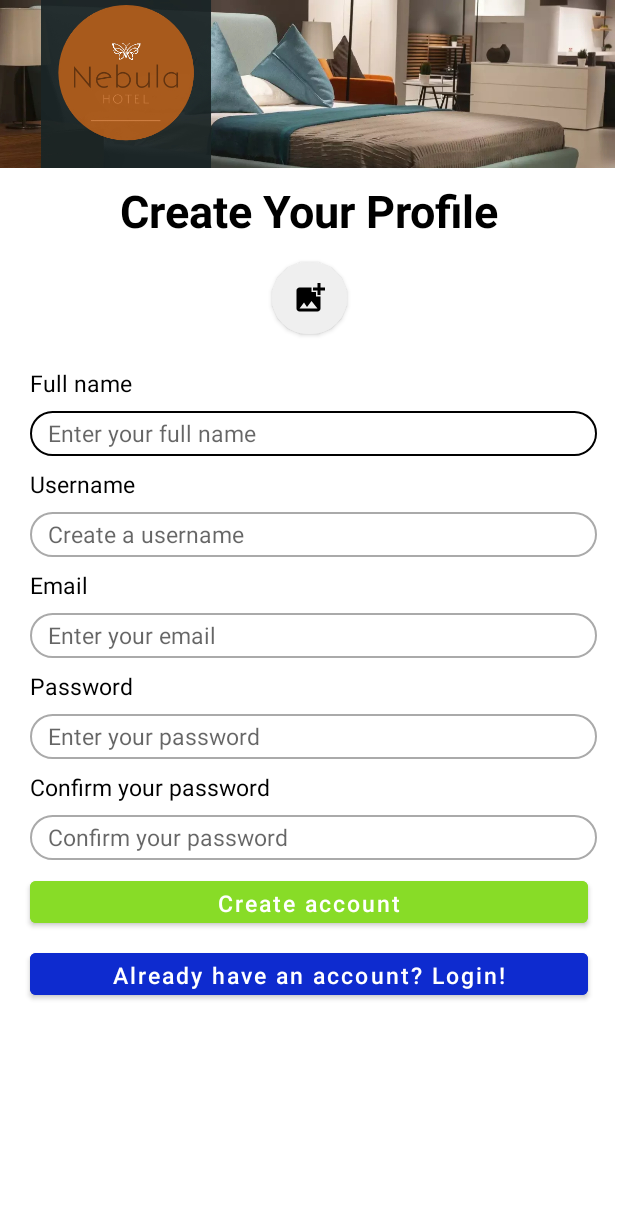
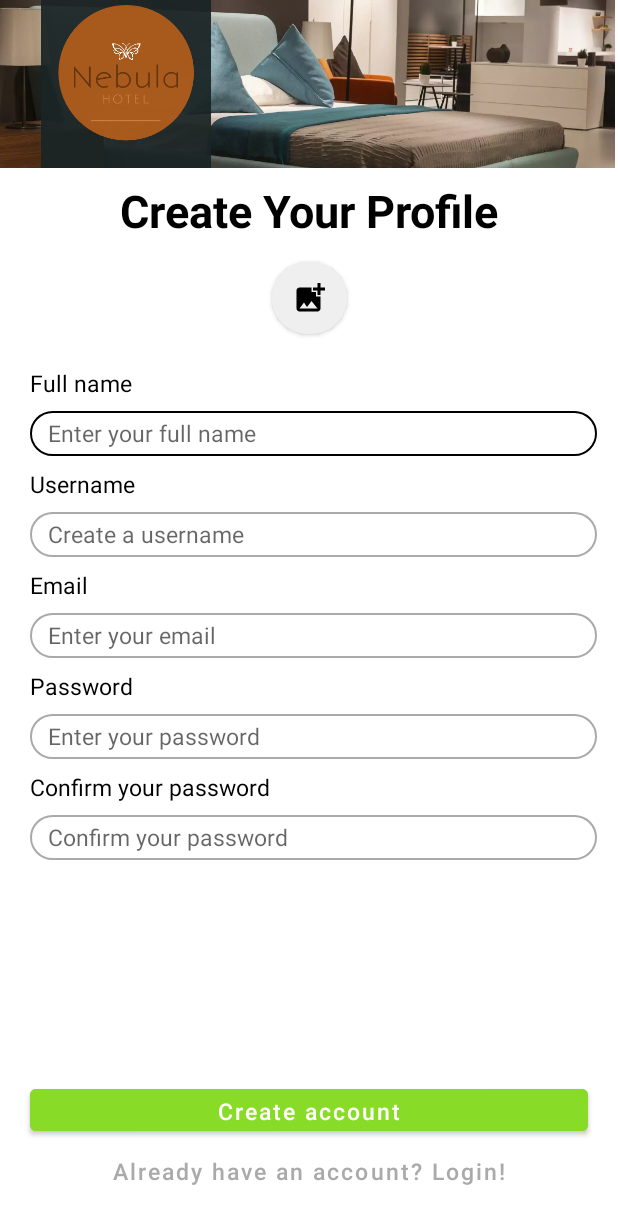
Before and after one commit to joshrs23/hotelNebula, an Android app: the screen it shows after launch (RegisterActivity), on a phone screen of 412 x 824 dp. Shown: the top 1224 px of the screen. Run offline under Robolectric (Android 15) with nearby library versions, the phone set to English and light mode, and no system bars.

Commit message:
Welcome functionality

```diff
--- a/app/src/main/java/com/example/hotelnebula/RegisterActivity.java
+++ b/app/src/main/java/com/example/hotelnebula/RegisterActivity.java
@@ -3,12 +3,18 @@ package com.example.hotelnebula;
 import androidx.appcompat.app.AppCompatActivity;
 
 import android.os.Bundle;
+import android.view.View;
 
-public class RegisterActivity extends AppCompatActivity {
+public class RegisterActivity extends AppCompatActivity implements  View.OnClickListener{
 
     @Override
     protected void onCreate(Bundle savedInstanceState) {
         super.onCreate(savedInstanceState);
         setContentView(R.layout.activity_register);
     }
+
+    @Override
+    public void onClick(View v) {
+
+    }
 }
--- a/app/src/main/res/layout/activity_register.xml
+++ b/app/src/main/res/layout/activity_register.xml
@@ -62,7 +62,6 @@
         android:layout_marginTop="8dp"
         android:background="@drawable/custom_input"
         android:ems="21"
-
         android:hint="Enter your full name"
         android:inputType="text"
         android:paddingStart="12dp"
@@ -184,20 +183,23 @@
         android:textSize="15sp"
         app:layout_constraintEnd_toEndOf="parent"
         app:layout_constraintStart_toStartOf="parent"
-        app:layout_constraintTop_toBottomOf="@+id/editTextText5" />
+        app:layout_constraintBottom_toTopOf="@id/btnLogin"
+        />
 
     <Button
-        android:id="@+id/button3"
+        android:id="@+id/btnLogin"
         android:layout_width="match_parent"
         android:layout_height="40dp"
         android:text="Already have an account? Login!"
         app:layout_constraintEnd_toEndOf="parent"
         app:layout_constraintStart_toStartOf="parent"
-        app:layout_constraintTop_toBottomOf="@+id/button2"
+        app:layout_constraintBottom_toBottomOf="parent"
         android:layout_marginTop="8dp"
         android:layout_marginStart="20dp"
         android:layout_marginEnd="20dp"
+        android:layout_marginBottom="24dp"
         android:textAllCaps="false"
         android:textSize="15sp"
-        android:backgroundTint="#0E2BCF" />
+        android:background="@android:color/transparent"
+        android:textColor="@android:color/darker_gray" />
 </androidx.constraintlayout.widget.ConstraintLayout>
--- a/app/src/main/res/layout/activity_welcome.xml
+++ b/app/src/main/res/layout/activity_welcome.xml
@@ -50,14 +50,14 @@
         android:text="Login"
         android:textAllCaps="false"
         android:textSize="18sp"
-        app:layout_constraintBottom_toTopOf="@id/btnSignUp"
+        app:layout_constraintBottom_toTopOf="@id/btnSignup"
         app:layout_constraintStart_toStartOf="parent"
         app:layout_constraintEnd_toEndOf="parent"
         android:layout_marginTop="16dp"
         android:layout_marginStart="16dp"
         android:layout_marginEnd="16dp" />
     <Button
-        android:id="@+id/btnSignUp"
+        android:id="@+id/btnSignup"
         android:layout_width="match_parent"
         android:layout_height="wrap_content"
         android:text="New to HotelNebula? Sign Up"
```
Also changed, not shown: app/src/main/java/com/example/hotelnebula/LoginActivity.java (+7 -1 lines), app/src/main/java/com/example/hotelnebula/WelcomeActivity.java (+31 -1 lines).
